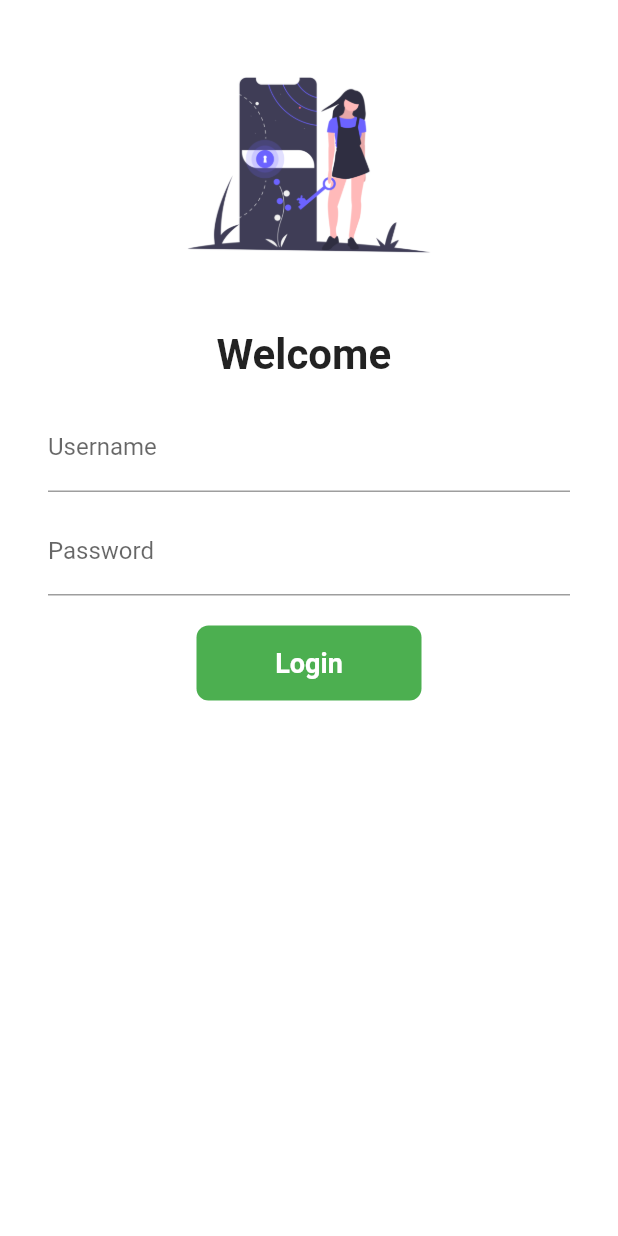
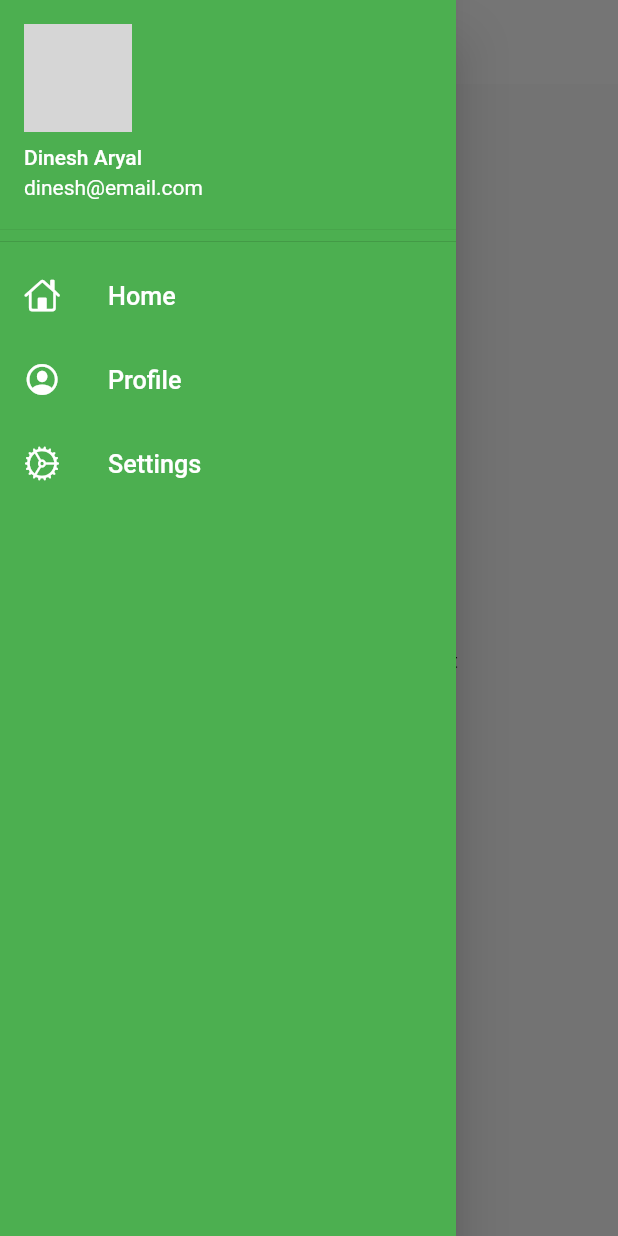
Before and after one commit to DineshAryal6063/flutter_training, a Flutter app: the screen it shows after launch, with the side drawer open (before the commit the screen has no drawer), on a phone screen of 412 x 824 dp. Run offline on Flutter 3.47's test engine with Material 2 defaults, Android fonts, the phone set to English and light mode, and no system bars; network calls fail; grey boxes are pictures that could not be loaded.

Commit message:
Theme managing

```diff
--- a/lib/main.dart
+++ b/lib/main.dart
@@ -1,6 +1,7 @@
 import 'package:first_app/pages/home_page.dart';
 import 'package:first_app/pages/login.dart';
 import 'package:first_app/utils/routes.dart';
+import 'package:first_app/widgets/themes.dart';
 import 'package:flutter/material.dart';
 import 'pages/home_page.dart';
 
@@ -15,11 +16,10 @@ class MyApp extends StatelessWidget {
   Widget build(BuildContext context) {
     return MaterialApp(
       themeMode: ThemeMode.light,
-      theme: ThemeData(primarySwatch: Colors.green),
-      darkTheme: ThemeData(
-        brightness: Brightness.dark,
-      ),
-      initialRoute: '/login',
+      theme: MyTheme.lightTheme(context),
+      darkTheme: MyTheme.darkTheme(context),
+      debugShowCheckedModeBanner: false,
+      initialRoute: AppRoute.home,
       routes: {
         AppRoute.home: (context) => HomePage(),
         AppRoute.login: (context) => Login(),
--- a/lib/pages/home_page.dart
+++ b/lib/pages/home_page.dart
@@ -1,3 +1,4 @@
+import 'package:first_app/widgets/drawer.dart';
 import 'package:flutter/material.dart';
 
 class HomePage extends StatelessWidget {
@@ -8,14 +9,18 @@ class HomePage extends StatelessWidget {
     String message = "Welcome to flutter development";
     return Scaffold(
       appBar: AppBar(
-        title: Center(child: Text("My App")),
+        title: Center(
+            child: Text(
+          "Flutter Demo",
+          style: TextStyle(color: Colors.black),
+        )),
       ),
       body: Center(
         child: Container(
           child: Text(message),
         ),
       ),
-      drawer: Drawer(),
+      drawer: HomeDrawer(),
     );
   }
 }
--- /dev/null
+++ b/lib/widgets/drawer.dart
@@ -0,0 +1,44 @@
+import 'package:flutter/cupertino.dart';
+import 'package:flutter/material.dart';
+
+class HomeDrawer extends StatelessWidget {
+  const HomeDrawer({Key? key}) : super(key: key);
+
+  @override
+  Widget build(BuildContext context) {
+    String imageUrl =
+        "https://cdn.pixabay.com/photo/2017/06/13/12/53/profile-2398782_1280.png";
+    return Drawer(
+      child: Container(
+        color: Colors.green,
+        child: ListView(padding: EdgeInsets.zero, children: [
+          DrawerHeader(
+            padding: EdgeInsets.zero,
+            child: UserAccountsDrawerHeader(
+              accountName: Text("Dinesh Aryal"),
+              accountEmail: Text("dinesh@email.com"),
+              currentAccountPicture: CircleAvatar(
+                backgroundImage: NetworkImage(imageUrl),
+              ),
+            ),
+          ),
+          ListTile(
+            leading: Icon(CupertinoIcons.home, color: Colors.white),
+            title: Text("Home",
+                style: TextStyle(color: Colors.white), textScaleFactor: 1.2),
+          ),
+          ListTile(
+            leading: Icon(CupertinoIcons.profile_circled, color: Colors.white),
+            title: Text("Profile",
+                style: TextStyle(color: Colors.white), textScaleFactor: 1.2),
+          ),
+          ListTile(
+            leading: Icon(CupertinoIcons.settings, color: Colors.white),
+            title: Text("Settings",
+                style: TextStyle(color: Colors.white), textScaleFactor: 1.2),
+          ),
+        ]),
+      ),
+    );
+  }
+}
--- /dev/null
+++ b/lib/widgets/themes.dart
@@ -0,0 +1,13 @@
+import 'package:flutter/material.dart';
+
+class MyTheme {
+  static ThemeData lightTheme(BuildContext context) => ThemeData(
+      primarySwatch: Colors.green,
+      appBarTheme: AppBarTheme(
+          color: Colors.white,
+          elevation: 0.0,
+          iconTheme: IconThemeData(color: Colors.black),
+          textTheme: Theme.of(context).textTheme));
+  static ThemeData darkTheme(BuildContext context) =>
+      ThemeData(brightness: Brightness.dark);
+}
```
